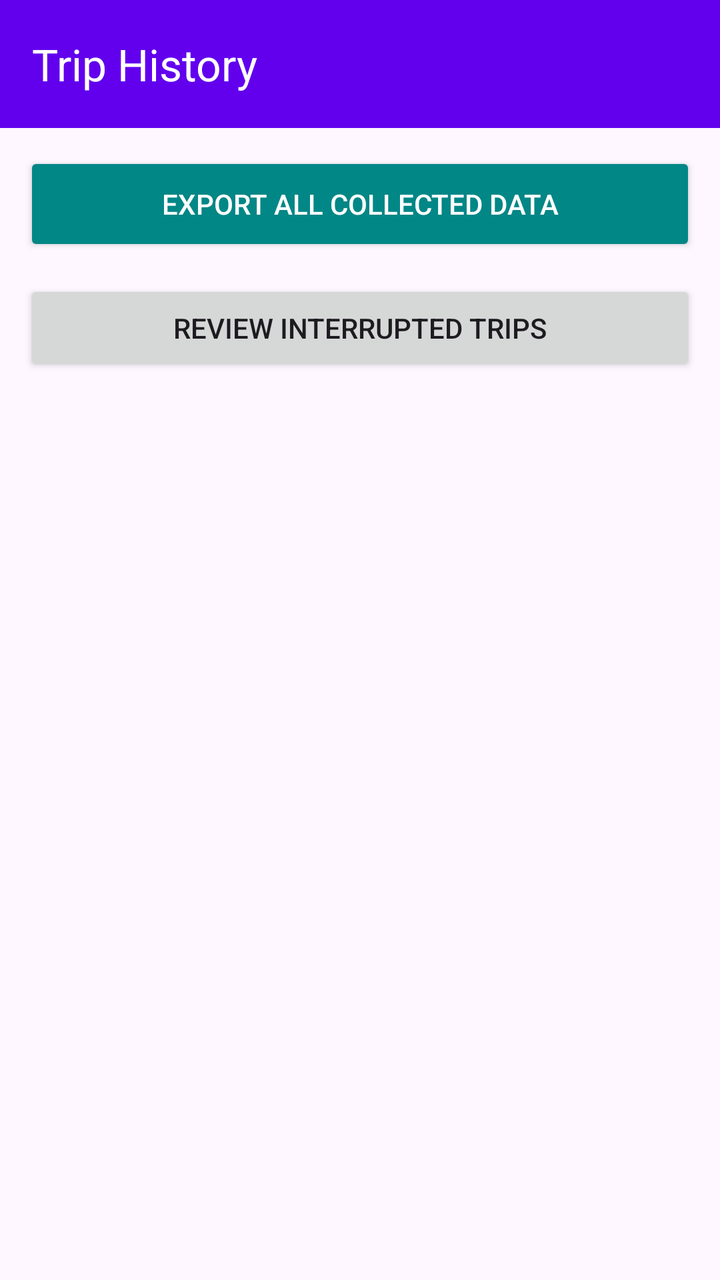
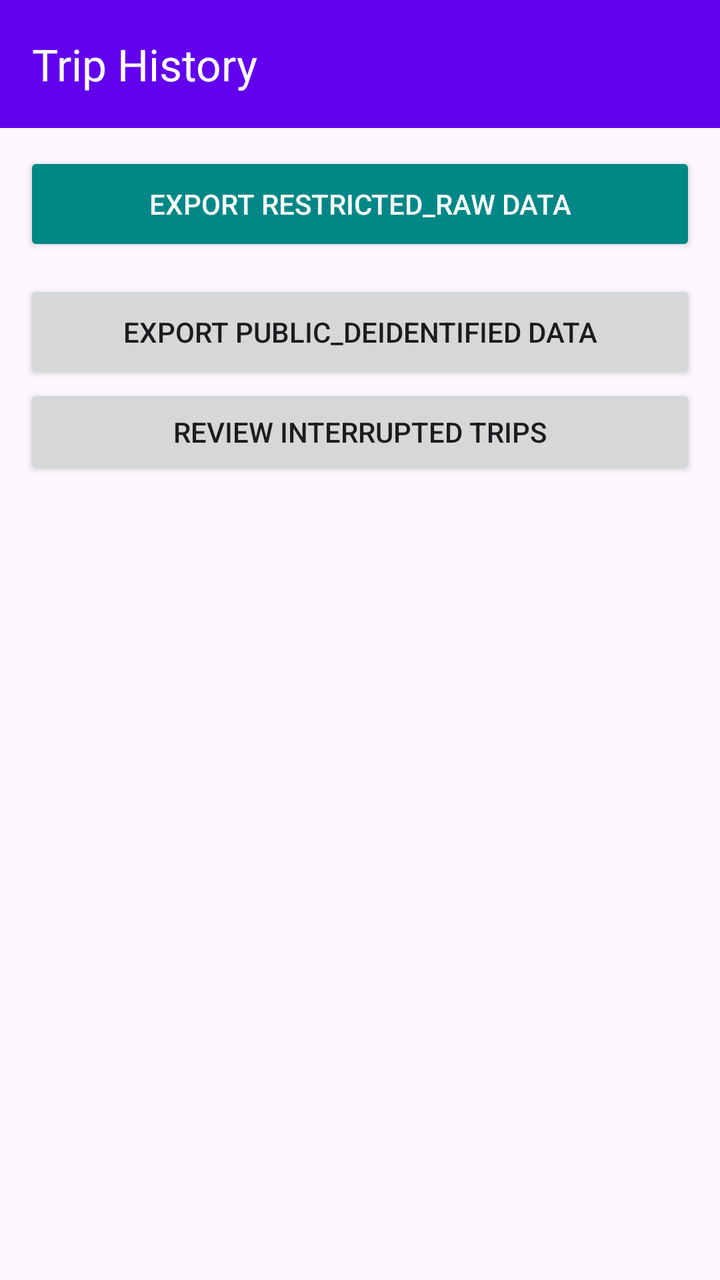

An Android layout rendered at two revisions. The XML below is the earlier revision; the diff shows what the commit changed to produce the second picture.
<!-- AndroidManifest.xml: application theme Theme.RoadLog -->
<!-- res/layout/activity_trip_history.xml -->
<?xml version="1.0" encoding="utf-8"?>
<LinearLayout xmlns:android="http://schemas.android.com/apk/res/android"
    xmlns:app="http://schemas.android.com/apk/res-auto"
    android:layout_width="match_parent"
    android:layout_height="match_parent"
    android:orientation="vertical">

    <androidx.appcompat.widget.Toolbar
        android:id="@+id/toolbar"
        android:layout_width="match_parent"
        android:layout_height="?attr/actionBarSize"
        android:background="?attr/colorPrimary"
        android:theme="@style/ThemeOverlay.AppCompat.Dark.ActionBar"
        app:title="Trip History"
        app:titleTextColor="@android:color/white" />

    <Button
        android:id="@+id/exportAllButton"
        android:layout_width="match_parent"
        android:layout_height="52dp"
        android:layout_margin="12dp"
        android:backgroundTint="@color/teal_700"
        android:text="Export all collected data"
        android:textColor="@android:color/white" />

    <Button
        android:id="@+id/reviewIncompleteButton"
        android:layout_width="match_parent"
        android:layout_height="48dp"
        android:layout_marginStart="12dp"
        android:layout_marginEnd="12dp"
        android:text="Review interrupted trips" />

    <FrameLayout
        android:layout_width="match_parent"
        android:layout_height="0dp"
        android:layout_weight="1">

        <androidx.recyclerview.widget.RecyclerView
            android:id="@+id/tripsRecyclerView"
            android:layout_width="match_parent"
            android:layout_height="match_parent"
            android:clipToPadding="false"
            android:padding="12dp" />

        <TextView
            android:id="@+id/emptyText"
            android:layout_width="wrap_content"
            android:layout_height="wrap_content"
            android:layout_gravity="center"
            android:text="No trips recorded yet."
            android:textSize="16sp"
            android:visibility="gone" />
    </FrameLayout>

    <LinearLayout
        android:id="@+id/debugButtons"
        android:layout_width="match_parent"
        android:layout_height="wrap_content"
        android:orientation="horizontal"
        android:padding="12dp"
        android:visibility="gone">

        <Button
            android:id="@+id/seedDemoButton"
            android:layout_width="0dp"
            android:layout_height="48dp"
            android:layout_weight="1"
            android:layout_marginEnd="6dp"
            android:backgroundTint="@color/teal_700"
            android:text="Seed demos"
            android:textColor="@android:color/white"
            android:textSize="14sp" />

        <Button
            android:id="@+id/clearDemoButton"
            android:layout_width="0dp"
            android:layout_height="48dp"
            android:layout_weight="1"
            android:layout_marginStart="6dp"
            android:backgroundTint="@color/btn_stop_tint"
            android:text="Clear demos"
            android:textColor="@android:color/white"
            android:textSize="14sp" />

        <Button
            android:id="@+id/configureAudioFailureButton"
            android:layout_width="0dp"
            android:layout_height="48dp"
            android:layout_weight="1"
            android:layout_marginStart="6dp"
            android:backgroundTint="@color/purple_700"
            android:text="Audio fail"
            android:textColor="@android:color/white"
            android:textSize="12sp" />
    </LinearLayout>
</LinearLayout>
<!-- resources referenced by this layout -->
<resources>
  <color name="purple_700">#FF3700B3</color>
  <color name="teal_700">#FF018786</color>
  <style name="Theme.RoadLog" parent="Theme.Material3.DayNight.NoActionBar">
          <item name="colorPrimary">@color/purple_500</item>
          <item name="colorPrimaryVariant">@color/purple_700</item>
          <item name="colorOnPrimary">@color/white</item>
          <item name="colorSecondary">@color/teal_200</item>
          <item name="colorSecondaryVariant">@color/teal_700</item>
          <item name="android:statusBarColor">@color/purple_700</item>
      </style>
  <color name="purple_500">#FF6200EE</color>
  <color name="white">#FFFFFFFF</color>
  <color name="teal_200">#FF03DAC5</color>
</resources>

<!-- the commit's change to res/layout/activity_trip_history.xml (unified diff, before → after) -->
@@ -15,13 +15,21 @@
         app:titleTextColor="@android:color/white" />
 
     <Button
-        android:id="@+id/exportAllButton"
+        android:id="@+id/exportRestrictedButton"
         android:layout_width="match_parent"
         android:layout_height="52dp"
         android:layout_margin="12dp"
         android:backgroundTint="@color/teal_700"
-        android:text="Export all collected data"
+        android:text="Export RESTRICTED_RAW data"
         android:textColor="@android:color/white" />
+
+    <Button
+        android:id="@+id/exportPublicButton"
+        android:layout_width="match_parent"
+        android:layout_height="52dp"
+        android:layout_marginStart="12dp"
+        android:layout_marginEnd="12dp"
+        android:text="Export PUBLIC_DEIDENTIFIED data" />
 
     <Button
         android:id="@+id/reviewIncompleteButton"
